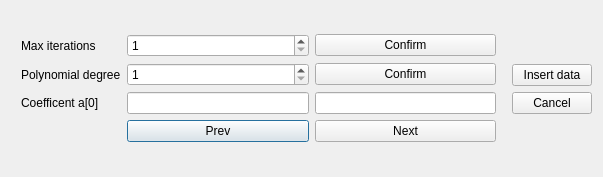
MathewKnee/qtbairstow, file intervalinsertwindow.ui: the form before one commit.
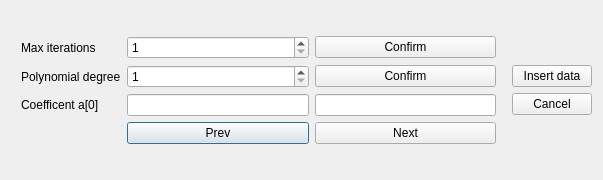
The form after the commit.

```diff
--- a/intervalinsertwindow.ui
+++ b/intervalinsertwindow.ui
@@ -7,7 +7,7 @@
     <x>0</x>
     <y>0</y>
     <width>603</width>
-    <height>177</height>
+    <height>180</height>
    </rect>
   </property>
   <property name="windowTitle">
@@ -53,12 +53,12 @@
        </item>
        <item row="3" column="1">
         <layout class="QHBoxLayout" name="coefBox">
-         <item>
-          <widget class="QLineEdit" name="coef_lineEditR"/>
-         </item>
          <item>
           <widget class="QLineEdit" name="coef_lineEditL"/>
          </item>
+         <item>
+          <widget class="QLineEdit" name="coef_lineEditR"/>
+         </item>
         </layout>
        </item>
        <item row="4" column="1">
```
